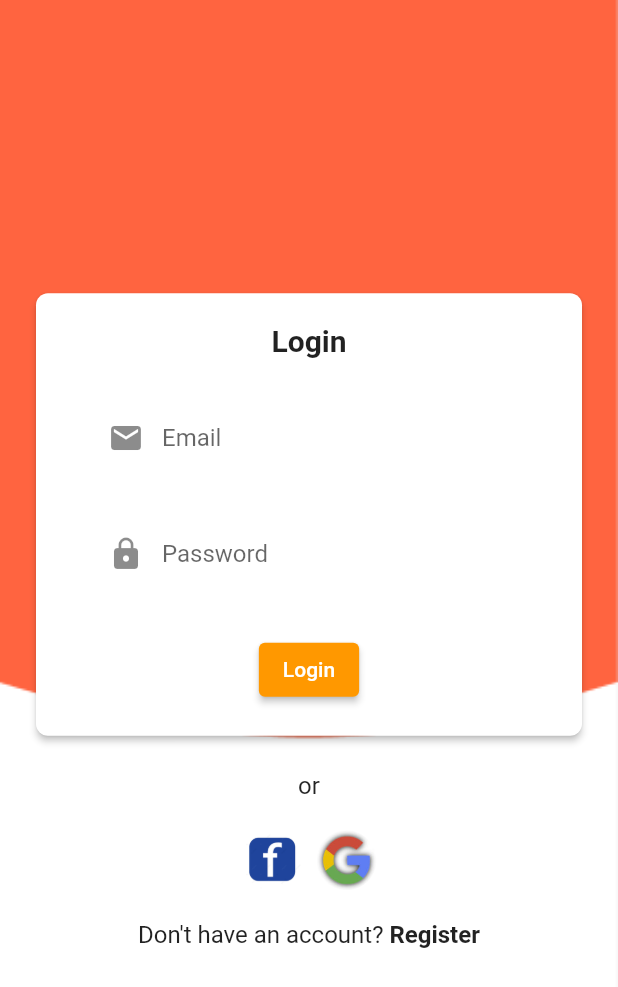
After one commit to flutter-preview/VachellChristiansen-BigFood, a Flutter app: the LoginScreen screen opened by its route, on a phone screen of 412 x 824 dp. The commit adds this screen. Shown: the top 987 px of the screen. Run offline on Flutter 3.47's test engine with Material 2 defaults, Android fonts, the phone set to English and light mode, and no system bars; project files that could hold a hidden picture were left out.

Commit message:
Membuat Screen login namun belum sempurna

```diff
--- /dev/null
+++ b/lib/Components/login_screen.dart
@@ -0,0 +1,183 @@
+import 'package:flutter/material.dart';
+
+class LoginScreen extends StatelessWidget {
+  const LoginScreen({super.key});
+
+  @override
+  Widget build(BuildContext context) {
+    return Scaffold(
+      body: Container(
+        decoration: BoxDecoration(
+          image: DecorationImage(
+            image: AssetImage('assets/background.png'),
+            fit: BoxFit.cover,
+          ),
+        ),
+        child: Center(
+          child: Padding(
+            padding: const EdgeInsets.all(20.0),
+            child: Column(
+              mainAxisAlignment: MainAxisAlignment.center,
+              children: [
+                CardBox(
+                  child: Column(
+                    children: [
+                      Text(
+                        'Login',
+                        style: TextStyle(
+                          fontSize: 20.0,
+                          fontWeight: FontWeight.bold,
+                        ),
+                      ),
+                      SizedBox(height: 20.0),
+                      BoxWrapper(
+                        child: BoxTextField(
+                          hintText: 'Email',
+                          prefixIcon: Icon(Icons.email),
+                        ),
+                      ),
+                      SizedBox(height: 10.0),
+                      BoxWrapper(
+                        child: BoxTextField(
+                          hintText: 'Password',
+                          obscureText: true,
+                          prefixIcon: Icon(Icons.lock),
+                        ),
+                      ),
+                      SizedBox(height: 20.0),
+                      ElevatedButton(
+                        onPressed: () {
+                          // Tambahkan logika untuk tombol login di sini
+                        },
+                        child: Text(
+                          'Login',
+                          style: TextStyle(color: Colors.white),
+                        ),
+                        style: ElevatedButton.styleFrom(
+                          primary: Colors.orange,
+                        ),
+                      ),
+                    ],
+                  ),
+                ),
+                SizedBox(height: 20.0),
+                Text(
+                  'or',
+                  style: TextStyle(fontSize: 16.0),
+                ),
+                SizedBox(height: 20.0),
+                Row(
+                  mainAxisAlignment: MainAxisAlignment.center,
+                  children: [
+                    CircleAvatar(
+                      backgroundColor: Colors.transparent,
+                      backgroundImage: AssetImage('assets/facebookicon.png'),
+                    ),
+                    SizedBox(width: 10.0),
+                    CircleAvatar(
+                      backgroundColor: Colors.transparent,
+                      backgroundImage: AssetImage('assets/googleicon.jpg'),
+                    ),
+                  ],
+                ),
+                SizedBox(height: 20.0),
+                Row(
+                  mainAxisAlignment: MainAxisAlignment.center,
+                  children: [
+                    Text(
+                      "Don't have an account? ",
+                      style: TextStyle(fontSize: 16.0),
+                    ),
+                    GestureDetector(
+                      onTap: () {
+                        // Tambahkan logika untuk mengklik teks Register di sini
+                      },
+                      child: Text(
+                        'Register',
+                        style: TextStyle(
+                          fontSize: 16.0,
+                          fontWeight: FontWeight.bold,
+                        ),
+                      ),
+                    ),
+                  ],
+                ),
+              ],
+            ),
+          ),
+        ),
+      ),
+    );
+  }
+}
+
+class CardBox extends StatelessWidget {
+  final Widget child;
+
+  const CardBox({Key? key, required this.child}) : super(key: key);
+
+  @override
+  Widget build(BuildContext context) {
+    return Card(
+      elevation: 2.0,
+      shape: RoundedRectangleBorder(
+        borderRadius: BorderRadius.circular(8.0),
+      ),
+      child: Padding(
+        padding: const EdgeInsets.all(20.0),
+        child: child,
+      ),
+    );
+  }
+}
+
+class BoxWrapper extends StatelessWidget {
+  final Widget child;
+
+  const BoxWrapper({Key? key, required this.child}) : super(key: key);
+
+  @override
+  Widget build(BuildContext context) {
+    return Container(
+      decoration: BoxDecoration(
+        color: Colors.white,
+        borderRadius: BorderRadius.circular(8.0),
+      ),
+      padding: EdgeInsets.symmetric(horizontal: 16.0),
+      margin: EdgeInsets.symmetric(vertical: 8.0),
+      child: child,
+    );
+  }
+}
+
+class BoxTextField extends StatelessWidget {
+  final String hintText;
+  final bool obscureText;
+  final Icon? prefixIcon;
+
+  const BoxTextField({
+    Key? key,
+    required this.hintText,
+    this.obscureText = false,
+    this.prefixIcon,
+  }) : super(key: key);
+
+  @override
+  Widget build(BuildContext context) {
+    return TextField(
+      decoration: InputDecoration(
+        hintText: hintText,
+        contentPadding: EdgeInsets.symmetric(vertical: 16.0),
+        border: InputBorder.none,
+        prefixIcon: prefixIcon,
+      ),
+      obscureText: obscureText,
+    );
+  }
+}
+
+void main() {
+  runApp(MaterialApp(
+    home: LoginScreen(),
+  ));
+}
--- a/lib/main.dart
+++ b/lib/main.dart
@@ -3,6 +3,7 @@ import 'package:duds/Components/testing_screen.dart';
 import 'package:duds/Components/loading_screen.dart';
 import 'package:duds/constants.dart';
 import 'package:flutter/material.dart';
+import 'Components/login_screen.dart';
 import 'Components/onboarding_one_screen.dart';
 import 'Components/payment_screen.dart';
 
@@ -29,7 +30,8 @@ class MyApp extends StatelessWidget {
         '/welcome': (context) => const OnboardingOneScreen(),
         '/welcome2': (context) => const OnboardingTwoScreen(),
         '/testing': (context) =>  TestingScreen(),
-        '/payment': (context) =>  PaymentMethodPage(),
+        '/payment': (context) =>  const PaymentMethodPage(),
+        '/login': (context) =>  const LoginScreen(),
       },
     );
   }
--- a/pubspec.yaml
+++ b/pubspec.yaml
@@ -66,7 +66,9 @@ flutter:
     - assets/logo.png
     - assets/bg-welcome.jpg
     - assets/phone_icon.png
-  #   - images/a_dot_ham.jpeg
+    - assets/background.png
+    - assets/facebookicon.png
+    - assets/googleicon.jpg
 
   # An image asset can refer to one or more resolution-specific "variants", see
   # https://flutter.dev/assets-and-images/#resolution-aware
```
Also changed, not shown: lib/Components/testing_screen.dart (+9 -119 lines), assets/background.png (added), assets/facebookicon.png (added), assets/googleicon.jpg (added).
